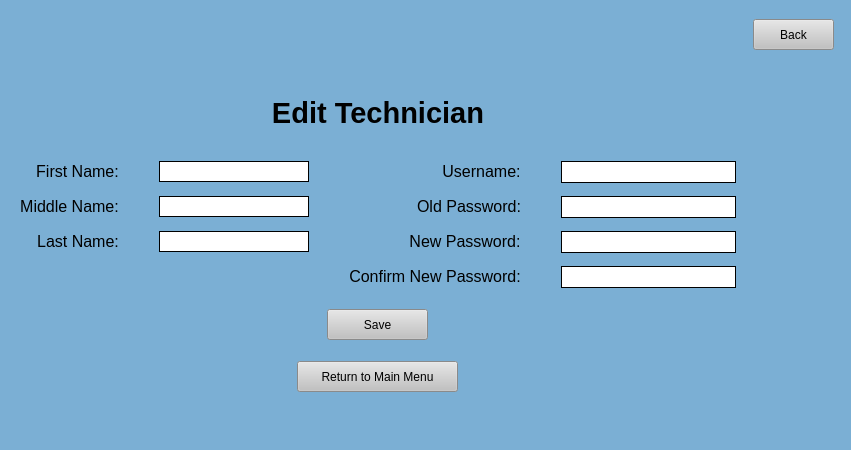
This is UI Screens/COMBdb_Settings_Edit_Technician.ui in Kasmanian/COMBDb-oldgen as Qt 5 draws it before an edit. The edited form follows.
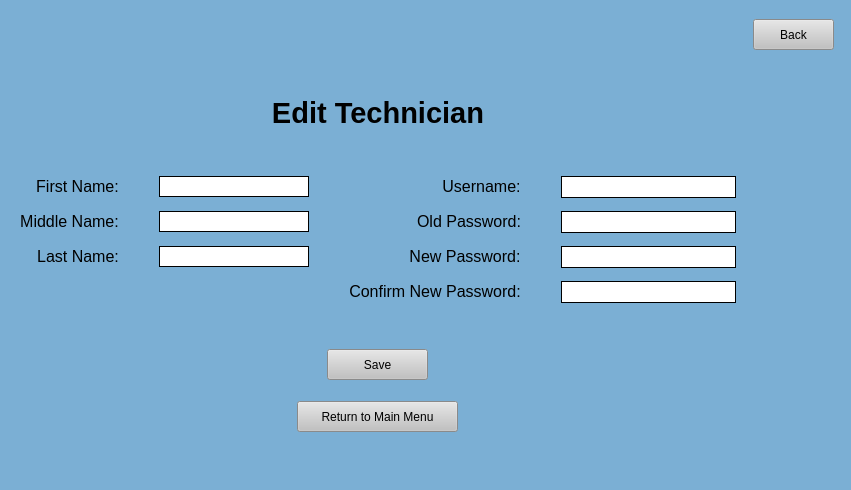
This is the edited form.

```diff
--- a/UI Screens/COMBdb_Settings_Edit_Technician.ui
+++ b/UI Screens/COMBdb_Settings_Edit_Technician.ui
@@ -13,7 +13,7 @@
     <x>0</x>
     <y>0</y>
     <width>851</width>
-    <height>450</height>
+    <height>490</height>
    </rect>
   </property>
   <property name="minimumSize">
@@ -113,7 +113,7 @@
         <property name="sizeHint" stdset="0">
          <size>
           <width>10</width>
-          <height>25</height>
+          <height>40</height>
          </size>
         </property>
        </spacer>
@@ -413,7 +413,7 @@
         <property name="sizeHint" stdset="0">
          <size>
           <width>5</width>
-          <height>15</height>
+          <height>40</height>
          </size>
         </property>
        </spacer>
```
